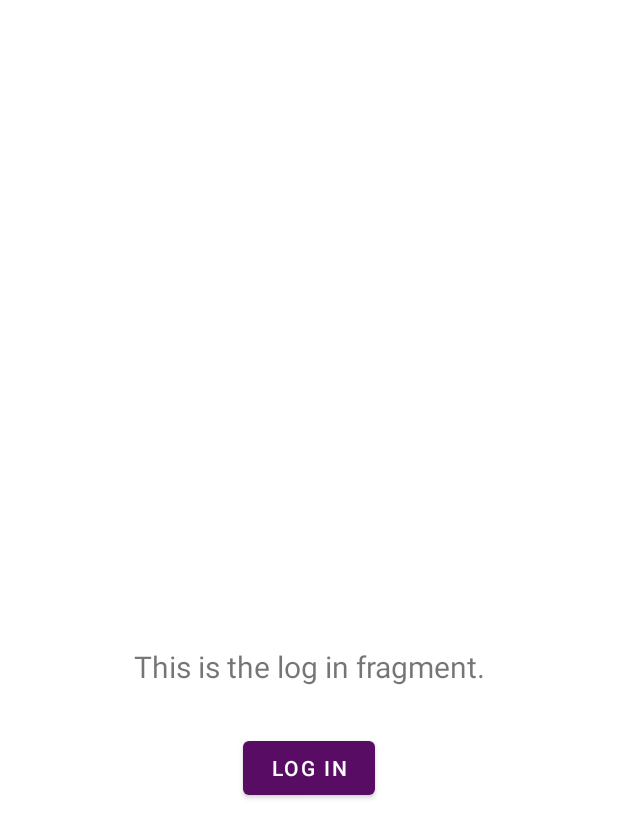
After one commit to shastye/FitStir, an Android app: the LogInFragment screen opened through its navigation route, on a phone screen of 412 x 824 dp. The commit adds this screen. Shown: the top 838 px of the screen. Run offline under Robolectric (Android 15) with nearby library versions, the phone set to English and light mode, and no system bars; our stand-ins replace navigation-ui.

Commit message:
Created navigation through log in screens

```diff
--- a/app/src/main/java/com/fitstir/fitstirapp/ui/connect/InitialFragment.java
+++ b/app/src/main/java/com/fitstir/fitstirapp/ui/connect/InitialFragment.java
@@ -8,10 +8,12 @@ import android.os.Bundle;
 import androidx.annotation.NonNull;
 import androidx.annotation.Nullable;
 import androidx.fragment.app.Fragment;
+import androidx.navigation.Navigation;
 
 import android.view.LayoutInflater;
 import android.view.View;
 import android.view.ViewGroup;
+import android.widget.Button;
 import android.widget.TextView;
 
 import com.fitstir.fitstirapp.R;
@@ -39,6 +41,11 @@ public class InitialFragment extends Fragment {
 
         Objects.requireNonNull(((AppCompatActivity) Objects.requireNonNull(getActivity())).getSupportActionBar()).hide();
 
+        Button logInButton = root.findViewById(R.id.initial_log_in_button);
+        logInButton.setOnClickListener(v ->
+                Navigation.findNavController(v).navigate(R.id.action_navigation_initial_to_navigation_log_in)
+        );
+
         // End
 
         return root;
--- /dev/null
+++ b/app/src/main/java/com/fitstir/fitstirapp/ui/connect/LogInFragment.java
@@ -0,0 +1,58 @@
+package com.fitstir.fitstirapp.ui.connect;
+
+import android.content.Intent;
+import android.os.Bundle;
+import android.view.LayoutInflater;
+import android.view.View;
+import android.view.ViewGroup;
+import android.widget.Button;
+import android.widget.TextView;
+
+import androidx.annotation.NonNull;
+import androidx.appcompat.app.AppCompatActivity;
+import androidx.fragment.app.Fragment;
+import androidx.lifecycle.ViewModelProvider;
+
+import com.fitstir.fitstirapp.ConnectActivity;
+import com.fitstir.fitstirapp.MainActivity;
+import com.fitstir.fitstirapp.R;
+import com.fitstir.fitstirapp.databinding.FragmentLogInBinding;
+
+import java.util.Objects;
+
+public class LogInFragment extends Fragment {
+
+    private FragmentLogInBinding binding;
+
+    public View onCreateView(@NonNull LayoutInflater inflater,
+                             ViewGroup container, Bundle savedInstanceState) {
+        ConnectViewModel connectViewModel =
+                new ViewModelProvider(this).get(ConnectViewModel.class);
+
+        binding = FragmentLogInBinding.inflate(inflater, container, false);
+        View root = binding.getRoot();
+
+        // Addition Text Here
+
+        Objects.requireNonNull(((AppCompatActivity) Objects.requireNonNull(getActivity())).getSupportActionBar()).hide();
+
+        Button logInButton = root.findViewById(R.id.button_log_in);
+        logInButton.setOnClickListener(v -> {
+            // TODO: Do the log in
+
+            // If logged in
+            Intent myIntent = new Intent(getActivity(), MainActivity.class);
+            Objects.requireNonNull(getActivity()).startActivity(myIntent);
+        });
+
+        // End
+
+        return root;
+    }
+
+    @Override
+    public void onDestroyView() {
+        super.onDestroyView();
+        binding = null;
+    }
+}
--- /dev/null
+++ b/app/src/main/res/layout/fragment_log_in.xml
@@ -0,0 +1,35 @@
+<?xml version="1.0" encoding="utf-8"?>
+<androidx.constraintlayout.widget.ConstraintLayout xmlns:android="http://schemas.android.com/apk/res/android"
+    xmlns:app="http://schemas.android.com/apk/res-auto"
+    xmlns:tools="http://schemas.android.com/tools"
+    android:layout_width="match_parent"
+    android:layout_height="match_parent"
+    tools:context=".ui.connect.LogInFragment">
+
+    <TextView
+        android:id="@+id/text_log_in"
+        android:layout_width="match_parent"
+        android:layout_height="wrap_content"
+        android:layout_marginStart="8dp"
+        android:layout_marginTop="8dp"
+        android:layout_marginEnd="8dp"
+        android:textAlignment="center"
+        android:textSize="20sp"
+        android:text="@string/log_in_intro"
+        app:layout_constraintBottom_toBottomOf="parent"
+        app:layout_constraintEnd_toEndOf="parent"
+        app:layout_constraintStart_toStartOf="parent"
+        app:layout_constraintTop_toTopOf="parent" />
+
+    <Button
+        android:id="@+id/button_log_in"
+        android:layout_width="wrap_content"
+        android:layout_height="wrap_content"
+        android:text="@string/log_in"
+        app:layout_constraintBottom_toBottomOf="parent"
+        app:layout_constraintEnd_toEndOf="parent"
+        app:layout_constraintStart_toStartOf="parent"
+        app:layout_constraintTop_toTopOf="parent"
+        app:layout_constraintVertical_bias="0.6" />
+
+</androidx.constraintlayout.widget.ConstraintLayout>
--- a/app/src/main/res/navigation/connect_navigation.xml
+++ b/app/src/main/res/navigation/connect_navigation.xml
@@ -9,5 +9,20 @@
         android:id="@+id/navigation_initial"
         android:name="com.fitstir.fitstirapp.ui.connect.InitialFragment"
         android:label="Welcome!"
-        tools:layout="@layout/fragment_initial" />
+        tools:layout="@layout/fragment_initial" >
+        <action
+            android:id="@+id/action_navigation_initial_to_navigation_log_in"
+            app:destination="@id/navigation_log_in"
+            app:enterAnim="@anim/nav_default_enter_anim"
+            app:exitAnim="@anim/nav_default_exit_anim"
+            app:popEnterAnim="@anim/nav_default_pop_enter_anim"
+            app:popExitAnim="@anim/nav_default_pop_exit_anim" />
+    </fragment>
+
+    <fragment
+        android:id="@+id/navigation_log_in"
+        android:name="com.fitstir.fitstirapp.ui.connect.LogInFragment"
+        android:label="Log In!"
+        tools:layout="@layout/fragment_log_in" />
+
 </navigation>
--- a/app/src/main/res/values/strings.xml
+++ b/app/src/main/res/values/strings.xml
@@ -6,4 +6,6 @@
     <string name="title_explore">Explore</string>
     <string name="sign_up">Sign Up</string>
     <string name="log_in">Log In</string>
+    <string name="log_in_intro">This is the log in fragment.</string>
+    <string name="sign_up_intro">This is the sign up fragment.</string>
 </resources>
```
